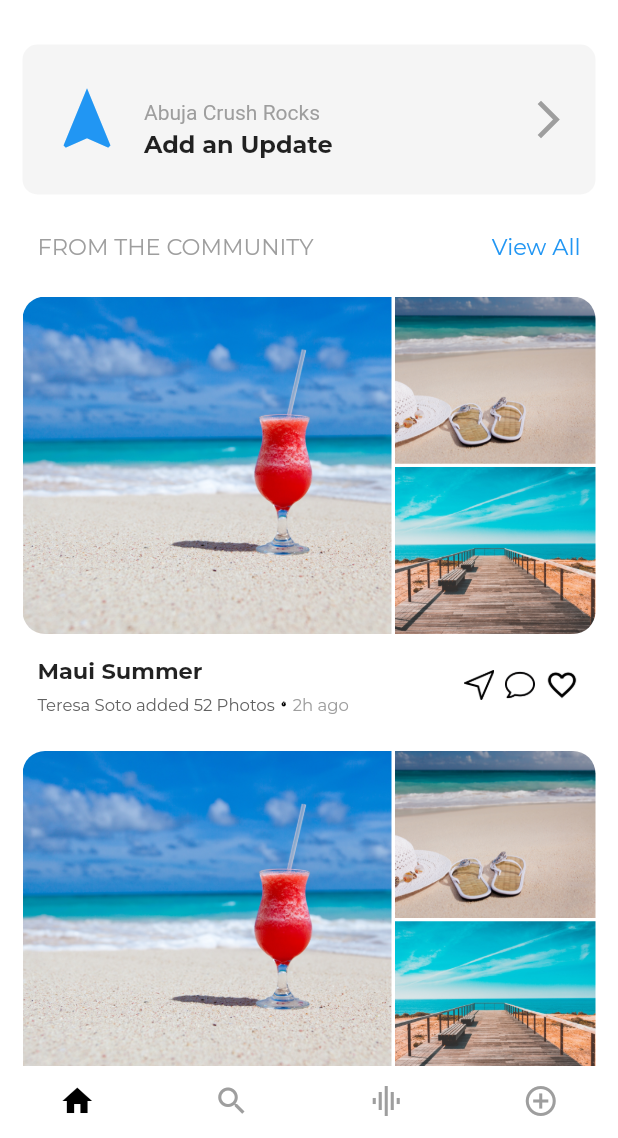
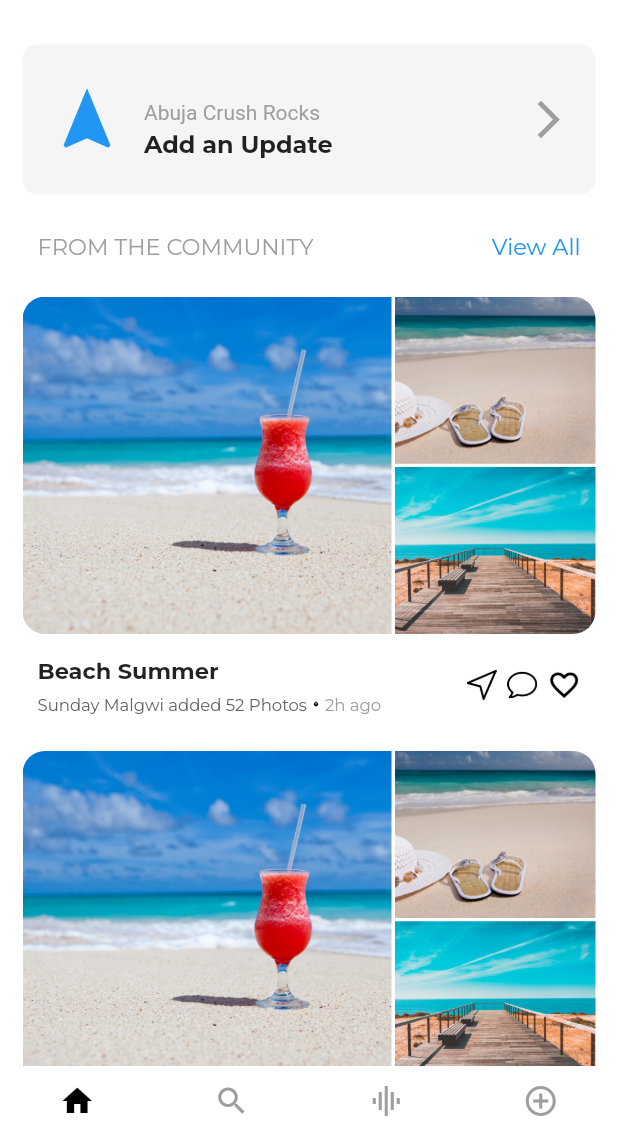
Before and after one commit to malgwi/PicGram, a Flutter app: the screen it shows after launch, on a phone screen of 412 x 824 dp, the part 98-1236 px from its top. Run offline on Flutter 3.47's test engine with Material 2 defaults, Android fonts, the phone set to English and light mode, and no system bars; our stand-ins replace google_fonts.

Commit message:
minor edit

```diff
--- a/lib/components/gallery_details.dart
+++ b/lib/components/gallery_details.dart
@@ -10,7 +10,7 @@ Widget imageGalleryDetail() {
           crossAxisAlignment: CrossAxisAlignment.start,
           children: <Widget>[
             Text(
-              'Maui Summer',
+              'Beach Summer',
               style: GoogleFonts.montserrat(
                 fontSize: 15.0,
                 fontWeight: FontWeight.bold,
@@ -20,7 +20,7 @@ Widget imageGalleryDetail() {
             Row(
               children: <Widget>[
                 Text(
-                  'Teresa Soto added 52 Photos',
+                  'Sunday Malgwi added 52 Photos',
                   style: GoogleFonts.montserrat(
                     fontSize: 11.0,
                     color: Colors.grey.shade700,
@@ -44,7 +44,7 @@ Widget imageGalleryDetail() {
             )
           ],
         ),
-        SizedBox(width: 70.0),
+        SizedBox(width: 50.0),
         Row(
           crossAxisAlignment: CrossAxisAlignment.center,
           children: <Widget>[
```
Also changed, not shown: lib/screens/profile.dart (added, +13 -0 lines).
